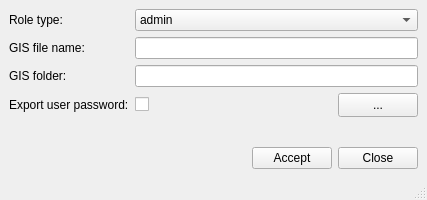
First picture: the form in core/ui/admin/admin_gisproject.ui, repository Giswater/giswater_qgis_plugin, before the edit.
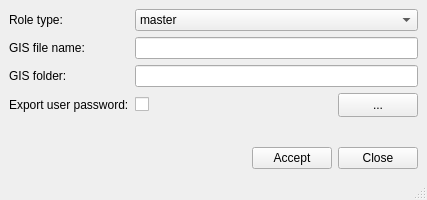
Second picture: the form after the edit.

Commit message: Minor enhancement: remove role admin on Create GIS project form

The edit to the form file:
```diff
--- a/core/ui/admin/admin_gisproject.ui
+++ b/core/ui/admin/admin_gisproject.ui
@@ -91,11 +91,6 @@
       </item>
       <item row="0" column="1" colspan="2">
        <widget class="QComboBox" name="cmb_roletype">
-        <item>
-         <property name="text">
-          <string>admin</string>
-         </property>
-        </item>
         <item>
          <property name="text">
           <string>master</string>
```
